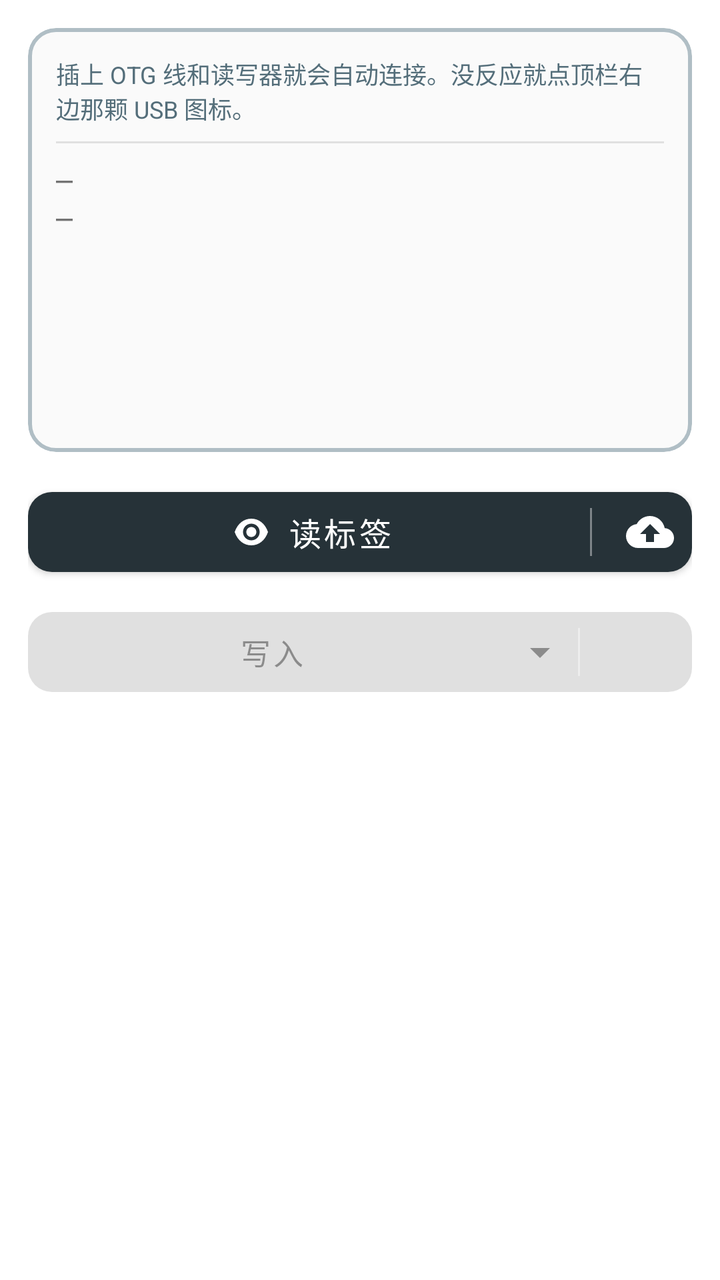
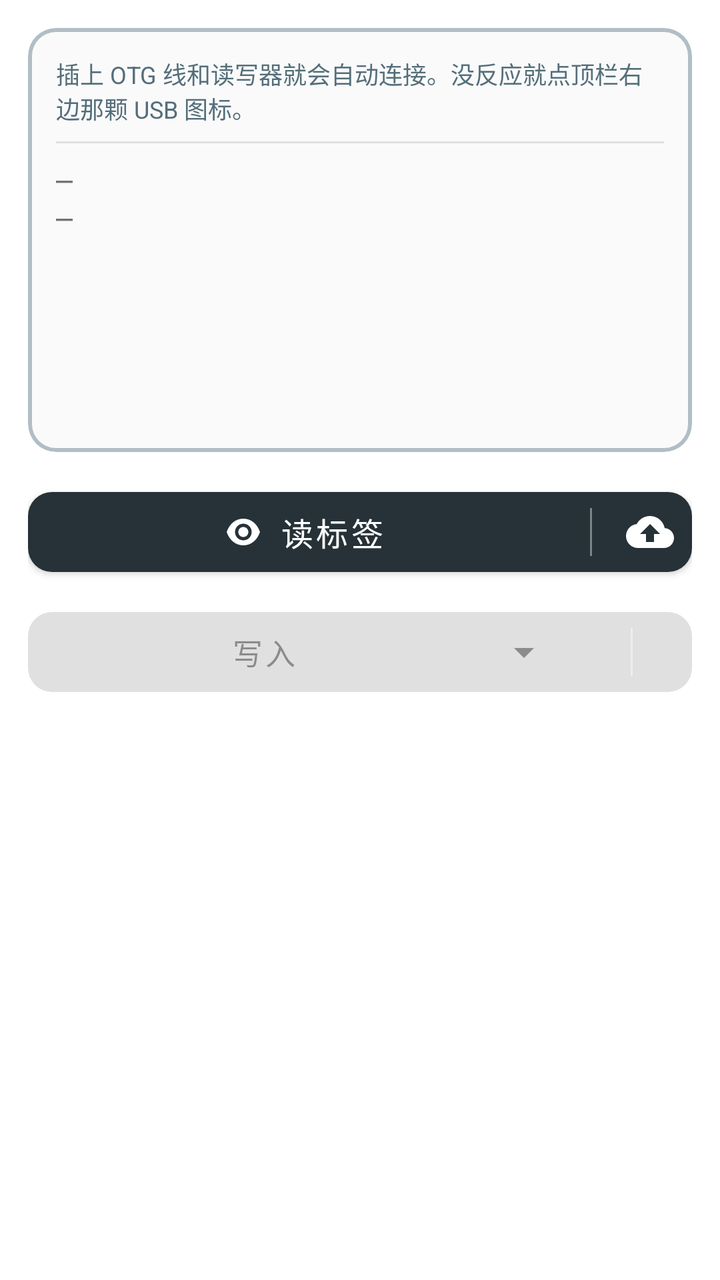

Before-and-after screenshots of an Android layout around one commit, followed by the original layout XML and the change that was made.
<!-- AndroidManifest.xml: application theme Theme.UhfRfid -->
<!-- res/layout/fragment_home.xml -->
<?xml version="1.0" encoding="utf-8"?>
<androidx.core.widget.NestedScrollView xmlns:android="http://schemas.android.com/apk/res/android"
    xmlns:app="http://schemas.android.com/apk/res-auto"
    android:layout_width="match_parent"
    android:layout_height="match_parent"
    android:fillViewport="true">

    <LinearLayout
        android:layout_width="match_parent"
        android:layout_height="wrap_content"
        android:orientation="vertical"
        android:padding="14dp">

        
        <com.google.android.material.card.MaterialCardView
            android:id="@+id/panel"
            android:layout_width="match_parent"
            android:layout_height="212dp"
            app:cardBackgroundColor="#FAFAFA"
            app:cardCornerRadius="14dp"
            app:cardElevation="0dp"
            app:strokeColor="#B0BEC5"
            app:strokeWidth="2dp">

            <LinearLayout
                android:layout_width="match_parent"
                android:layout_height="match_parent"
                android:orientation="vertical"
                android:padding="14dp">

                <com.google.android.material.textview.MaterialTextView
                    android:id="@+id/statusText"
                    android:layout_width="match_parent"
                    android:layout_height="wrap_content"
                    android:ellipsize="end"
                    android:maxLines="2"
                    android:text="@string/no_device_hint"
                    android:textColor="#546E7A"
                    android:textSize="12sp" />

                <com.google.android.material.textview.MaterialTextView
                    android:id="@+id/hitName"
                    android:layout_width="match_parent"
                    android:layout_height="wrap_content"
                    android:layout_marginTop="4dp"
                    android:ellipsize="end"
                    android:maxLines="1"
                    android:textColor="#0D47A1"
                    android:textSize="22sp"
                    android:textStyle="bold"
                    android:visibility="gone" />

                <com.google.android.material.textview.MaterialTextView
                    android:id="@+id/hitSub"
                    android:layout_width="match_parent"
                    android:layout_height="wrap_content"
                    android:ellipsize="end"
                    android:maxLines="1"
                    android:fontFamily="monospace"
                    android:textColor="#1565C0"
                    android:textSize="12sp"
                    android:visibility="gone" />

                <View
                    android:layout_width="match_parent"
                    android:layout_height="1dp"
                    android:layout_marginTop="8dp"
                    android:layout_marginBottom="8dp"
                    android:background="#E0E0E0" />

                <com.google.android.material.textview.MaterialTextView
                    android:id="@+id/epcText"
                    android:layout_width="match_parent"
                    android:layout_height="wrap_content"
                    android:ellipsize="middle"
                    android:fontFamily="monospace"
                    android:maxLines="1"
                    android:text="—"
                    android:textIsSelectable="true"
                    android:textSize="14sp" />

                <com.google.android.material.textview.MaterialTextView
                    android:id="@+id/tidText"
                    android:layout_width="match_parent"
                    android:layout_height="wrap_content"
                    android:ellipsize="middle"
                    android:fontFamily="monospace"
                    android:maxLines="1"
                    android:text="—"
                    android:textIsSelectable="true"
                    android:textSize="14sp" />

                <com.google.android.material.textview.MaterialTextView
                    android:id="@+id/checkText"
                    android:layout_width="match_parent"
                    android:layout_height="wrap_content"
                    android:layout_marginTop="2dp"
                    android:ellipsize="end"
                    android:maxLines="1"
                    android:textSize="12sp"
                    android:textStyle="bold" />
            </LinearLayout>
        </com.google.android.material.card.MaterialCardView>

        
        
        <FrameLayout
            android:layout_width="match_parent"
            android:layout_height="52dp"
            android:layout_marginTop="14dp">

            <com.google.android.material.button.MaterialButton
                android:id="@+id/readBtn"
                android:layout_width="match_parent"
                android:layout_height="match_parent"
                android:ellipsize="end"
                android:maxLines="1"
                android:paddingEnd="64dp"
                android:text="@string/read_short"
                android:textSize="16sp"
                app:cornerRadius="12dp"
                app:icon="@drawable/ic_read"
                app:iconGravity="textStart" />

            
            <LinearLayout
                android:id="@+id/uploadZone"
                android:layout_width="60dp"
                android:layout_height="match_parent"
                android:layout_gravity="end"
                android:background="?attr/selectableItemBackground"
                android:clickable="true"
                android:elevation="6dp"
                android:focusable="false"
                android:gravity="center"
                android:orientation="horizontal"
                android:outlineProvider="none">

                <View
                    android:layout_width="1dp"
                    android:layout_height="24dp"
                    android:background="#66FFFFFF" />

                <ImageView
                    android:layout_width="24dp"
                    android:layout_height="24dp"
                    android:layout_marginStart="17dp"
                    android:contentDescription="@string/cloud_upload"
                    android:src="@drawable/ic_upload" />
            </LinearLayout>
        </FrameLayout>

        
        <FrameLayout
            android:layout_width="match_parent"
            android:layout_height="52dp"
            android:layout_marginTop="8dp">

            <com.google.android.material.button.MaterialButton
                android:id="@+id/writeBtn"
                android:layout_width="match_parent"
                android:layout_height="match_parent"
                android:ellipsize="end"
                android:enabled="false"
                android:maxLines="1"
                android:paddingEnd="64dp"
                android:text="@string/write_now"
                android:textSize="15sp"
                app:cornerRadius="12dp"
                app:icon="@drawable/ic_drop_down"
                app:iconGravity="end"
                app:iconPadding="16dp" />

            
            <View
                android:layout_width="1dp"
                android:layout_height="24dp"
                android:layout_gravity="end|center_vertical"
                android:layout_marginEnd="56dp"
                android:background="#66FFFFFF" />

            
            
            <View
                android:id="@+id/dropZone"
                android:layout_width="56dp"
                android:layout_height="match_parent"
                android:layout_gravity="end"
                android:background="?attr/selectableItemBackground"
                android:clickable="true"
                android:elevation="6dp"
                android:focusable="false"
                android:outlineProvider="none" />
        </FrameLayout>
    </LinearLayout>
</androidx.core.widget.NestedScrollView>
<!-- resources referenced by this layout -->
<resources>
  <!-- drawable ic_drop_down (drawable) -->
  <?xml version="1.0" encoding="utf-8"?>
  <vector xmlns:android="http://schemas.android.com/apk/res/android"
      android:width="24dp" android:height="24dp"
      android:viewportWidth="24" android:viewportHeight="24">
      <path android:fillColor="#FFFFFF" android:pathData="M7,10l5,5 5,-5z" />
  </vector>
  <!-- drawable ic_read (drawable) -->
  <?xml version="1.0" encoding="utf-8"?>
  <vector xmlns:android="http://schemas.android.com/apk/res/android"
      android:width="20dp" android:height="20dp"
      android:viewportWidth="24" android:viewportHeight="24">
      <path android:fillColor="#FFFFFF"
          android:pathData="M12,4C7.6,4 3.8,6.8 2,12c1.8,5.2 5.6,8 10,8s8.2,-2.8 10,-8C20.2,6.8 16.4,4 12,4zM12,17c-2.8,0 -5,-2.2 -5,-5s2.2,-5 5,-5s5,2.2 5,5S14.8,17 12,17zM12,9c-1.7,0 -3,1.3 -3,3s1.3,3 3,3s3,-1.3 3,-3S13.7,9 12,9z" />
  </vector>
  <!-- drawable ic_upload (drawable) -->
  <?xml version="1.0" encoding="utf-8"?>
  <vector xmlns:android="http://schemas.android.com/apk/res/android"
      android:width="24dp" android:height="24dp"
      android:viewportWidth="24" android:viewportHeight="24">
      <path android:fillColor="#FFFFFF"
          android:pathData="M19.35,10.04C18.67,6.59 15.64,4 12,4C9.11,4 6.6,5.64 5.35,8.04C2.34,8.36 0,10.91 0,14c0,3.31 2.69,6 6,6h13c2.76,0 5,-2.24 5,-5C24,12.36 21.95,10.22 19.35,10.04zM14,13v4h-4v-4H7l5,-5l5,5H14z" />
  </vector>
  <string name="cloud_upload">上传到云端</string>
  <string name="no_device_hint">插上 OTG 线和读写器就会自动连接。没反应就点顶栏右边那颗 USB 图标。</string>
  <string name="read_short">读标签</string>
  <string name="write_now">写入</string>
  <style name="Theme.UhfRfid" parent="Theme.MaterialComponents.DayNight.NoActionBar">
          <item name="colorPrimary">#263238</item>
          <item name="colorPrimaryDark">#1B2429</item>
          <item name="colorAccent">#26A69A</item>
      </style>
</resources>

<!-- the commit's change to res/layout/fragment_home.xml (unified diff, before → after) -->
@@ -22,84 +22,130 @@
             app:strokeColor="#B0BEC5"
             app:strokeWidth="2dp">
 
-            <LinearLayout
+            <FrameLayout
                 android:layout_width="match_parent"
-                android:layout_height="match_parent"
-                android:orientation="vertical"
-                android:padding="14dp">
-
-                <com.google.android.material.textview.MaterialTextView
-                    android:id="@+id/statusText"
+                android:layout_height="match_parent">
+
+                
+                <LinearLayout
+                    android:id="@+id/panelBody"
                     android:layout_width="match_parent"
-                    android:layout_height="wrap_content"
-                    android:ellipsize="end"
-                    android:maxLines="2"
-                    android:text="@string/no_device_hint"
-                    android:textColor="#546E7A"
-                    android:textSize="12sp" />
-
-                <com.google.android.material.textview.MaterialTextView
-                    android:id="@+id/hitName"
+                    android:layout_height="match_parent"
+                    android:orientation="vertical"
+                    android:padding="14dp">
+
+                    <com.google.android.material.textview.MaterialTextView
+                        android:id="@+id/statusText"
+                        android:layout_width="match_parent"
+                        android:layout_height="wrap_content"
+                        android:ellipsize="end"
+                        android:maxLines="2"
+                        android:text="@string/no_device_hint"
+                        android:textColor="#546E7A"
+                        android:textSize="12sp" />
+
+                    <com.google.android.material.textview.MaterialTextView
+                        android:id="@+id/hitName"
+                        android:layout_width="match_parent"
+                        android:layout_height="wrap_content"
+                        android:layout_marginTop="4dp"
+                        android:ellipsize="end"
+                        android:maxLines="1"
+                        android:textColor="#0D47A1"
+                        android:textSize="22sp"
+                        android:textStyle="bold"
+                        android:visibility="gone" />
+
+                    <com.google.android.material.textview.MaterialTextView
+                        android:id="@+id/hitSub"
+                        android:layout_width="match_parent"
+                        android:layout_height="wrap_content"
+                        android:ellipsize="end"
+                        android:maxLines="1"
+                        android:fontFamily="monospace"
+                        android:textColor="#1565C0"
+                        android:textSize="12sp"
+                        android:visibility="gone" />
+
+                    <View
+                        android:layout_width="match_parent"
+                        android:layout_height="1dp"
+                        android:layout_marginTop="8dp"
+                        android:layout_marginBottom="8dp"
+                        android:background="#E0E0E0" />
+
+                    <com.google.android.material.textview.MaterialTextView
+                        android:id="@+id/epcText"
+                        android:layout_width="match_parent"
+                        android:layout_height="wrap_content"
+                        android:ellipsize="middle"
+                        android:fontFamily="monospace"
+                        android:maxLines="1"
+                        android:text="—"
+                        android:textIsSelectable="true"
+                        android:textSize="14sp" />
+
+                    <com.google.android.material.textview.MaterialTextView
+                        android:id="@+id/tidText"
+                        android:layout_width="match_parent"
+                        android:layout_height="wrap_content"
+                        android:ellipsize="middle"
+                        android:fontFamily="monospace"
+                        android:maxLines="1"
+                        android:text="—"
+                        android:textIsSelectable="true"
+                        android:textSize="14sp" />
+
+                    <com.google.android.material.textview.MaterialTextView
+                        android:id="@+id/checkText"
+                        android:layout_width="match_parent"
+                        android:layout_height="wrap_content"
+                        android:layout_marginTop="2dp"
+                        android:ellipsize="end"
+                        android:maxLines="1"
+                        android:textSize="12sp"
+                        android:textStyle="bold" />
+                </LinearLayout>
+
+                
+                <LinearLayout
+                    android:id="@+id/connectBox"
                     android:layout_width="match_parent"
-                    android:layout_height="wrap_content"
-                    android:layout_marginTop="4dp"
-                    android:ellipsize="end"
-                    android:maxLines="1"
-                    android:textColor="#0D47A1"
-                    android:textSize="22sp"
-                    android:textStyle="bold"
-                    android:visibility="gone" />
-
-                <com.google.android.material.textview.MaterialTextView
-                    android:id="@+id/hitSub"
-                    android:layout_width="match_parent"
-                    android:layout_height="wrap_content"
-                    android:ellipsize="end"
-                    android:maxLines="1"
-                    android:fontFamily="monospace"
-                    android:textColor="#1565C0"
-                    android:textSize="12sp"
-                    android:visibility="gone" />
-
-                <View
-                    android:layout_width="match_parent"
-                    android:layout_height="1dp"
-                    android:layout_marginTop="8dp"
-                    android:layout_marginBottom="8dp"
-                    android:background="#E0E0E0" />
-
-                <com.google.android.material.textview.MaterialTextView
-                    android:id="@+id/epcText"
-                    android:layout_width="match_parent"
-                    android:layout_height="wrap_content"
-                    android:ellipsize="middle"
-                    android:fontFamily="monospace"
-                    android:maxLines="1"
-                    android:text="—"
-                    android:textIsSelectable="true"
-                    android:textSize="14sp" />
-
-                <com.google.android.material.textview.MaterialTextView
-                    android:id="@+id/tidText"
-                    android:layout_width="match_parent"
-                    android:layout_height="wrap_content"
-                    android:ellipsize="middle"
-                    android:fontFamily="monospace"
-                    android:maxLines="1"
-                    android:text="—"
-                    android:textIsSelectable="true"
-                    android:textSize="14sp" />
-
-                <com.google.android.material.textview.MaterialTextView
-                    android:id="@+id/checkText"
-                    android:layout_width="match_parent"
-                    android:layout_height="wrap_content"
-                    android:layout_marginTop="2dp"
-                    android:ellipsize="end"
-                    android:maxLines="1"
-                    android:textSize="12sp"
-                    android:textStyle="bold" />
-            </LinearLayout>
+                    android:layout_height="match_parent"
+                    android:gravity="center_vertical"
+                    android:orientation="vertical"
+                    android:padding="20dp"
+                    android:visibility="gone">
+
+                    <com.google.android.material.textview.MaterialTextView
+                        android:id="@+id/connectTitle"
+                        android:layout_width="match_parent"
+                        android:layout_height="wrap_content"
+                        android:text="@string/connecting"
+                        android:textColor="#0D47A1"
+                        android:textSize="18sp"
+                        android:textStyle="bold" />
+
+                    <com.google.android.material.progressindicator.LinearProgressIndicator
+                        android:id="@+id/connectBar"
+                        android:layout_width="match_parent"
+                        android:layout_height="wrap_content"
+                        android:layout_marginTop="14dp"
+                        android:indeterminate="true"
+                        app:indicatorColor="#1E88E5"
+                        app:trackColor="#E3F2FD"
+                        app:trackCornerRadius="4dp"
+                        app:trackThickness="6dp" />
+
+                    <com.google.android.material.textview.MaterialTextView
+                        android:id="@+id/connectStep"
+                        android:layout_width="match_parent"
+                        android:layout_height="wrap_content"
+                        android:layout_marginTop="10dp"
+                        android:textColor="#546E7A"
+                        android:textSize="13sp" />
+                </LinearLayout>
+            </FrameLayout>
         </com.google.android.material.card.MaterialCardView>
 
         
@@ -115,7 +161,7 @@
                 android:layout_height="match_parent"
                 android:ellipsize="end"
                 android:maxLines="1"
-                android:paddingEnd="64dp"
+                android:paddingEnd="72dp"
                 android:text="@string/read_short"
                 android:textSize="16sp"
                 app:cornerRadius="12dp"
@@ -163,7 +209,7 @@
                 android:ellipsize="end"
                 android:enabled="false"
                 android:maxLines="1"
-                android:paddingEnd="64dp"
+                android:paddingEnd="72dp"
                 android:text="@string/write_now"
                 android:textSize="15sp"
                 app:cornerRadius="12dp"
@@ -172,25 +218,25 @@
                 app:iconPadding="16dp" />
 
             
-            <View
-                android:layout_width="1dp"
-                android:layout_height="24dp"
-                android:layout_gravity="end|center_vertical"
-                android:layout_marginEnd="56dp"
-                android:background="#66FFFFFF" />
-
-            
-            
-            <View
+            <LinearLayout
                 android:id="@+id/dropZone"
-                android:layout_width="56dp"
+                android:layout_width="60dp"
                 android:layout_height="match_parent"
                 android:layout_gravity="end"
                 android:background="?attr/selectableItemBackground"
                 android:clickable="true"
                 android:elevation="6dp"
                 android:focusable="false"
-                android:outlineProvider="none" />
+                android:gravity="center"
+                android:orientation="horizontal"
+                android:outlineProvider="none">
+
+                <View
+                    android:layout_width="1dp"
+                    android:layout_height="24dp"
+                    android:background="#66FFFFFF" />
+            </LinearLayout>
         </FrameLayout>
+
     </LinearLayout>
 </androidx.core.widget.NestedScrollView>
<!-- resource entries referenced after the edit -->
@@ -24,6 +24,7 @@
           android:pathData="M19.35,10.04C18.67,6.59 15.64,4 12,4C9.11,4 6.6,5.64 5.35,8.04C2.34,8.36 0,10.91 0,14c0,3.31 2.69,6 6,6h13c2.76,0 5,-2.24 5,-5C24,12.36 21.95,10.22 19.35,10.04zM14,13v4h-4v-4H7l5,-5l5,5H14z" />
   </vector>
   <string name="cloud_upload">上传到云端</string>
+  <string name="connecting">正在连接…</string>
   <string name="no_device_hint">插上 OTG 线和读写器就会自动连接。没反应就点顶栏右边那颗 USB 图标。</string>
   <string name="read_short">读标签</string>
   <string name="write_now">写入</string>
